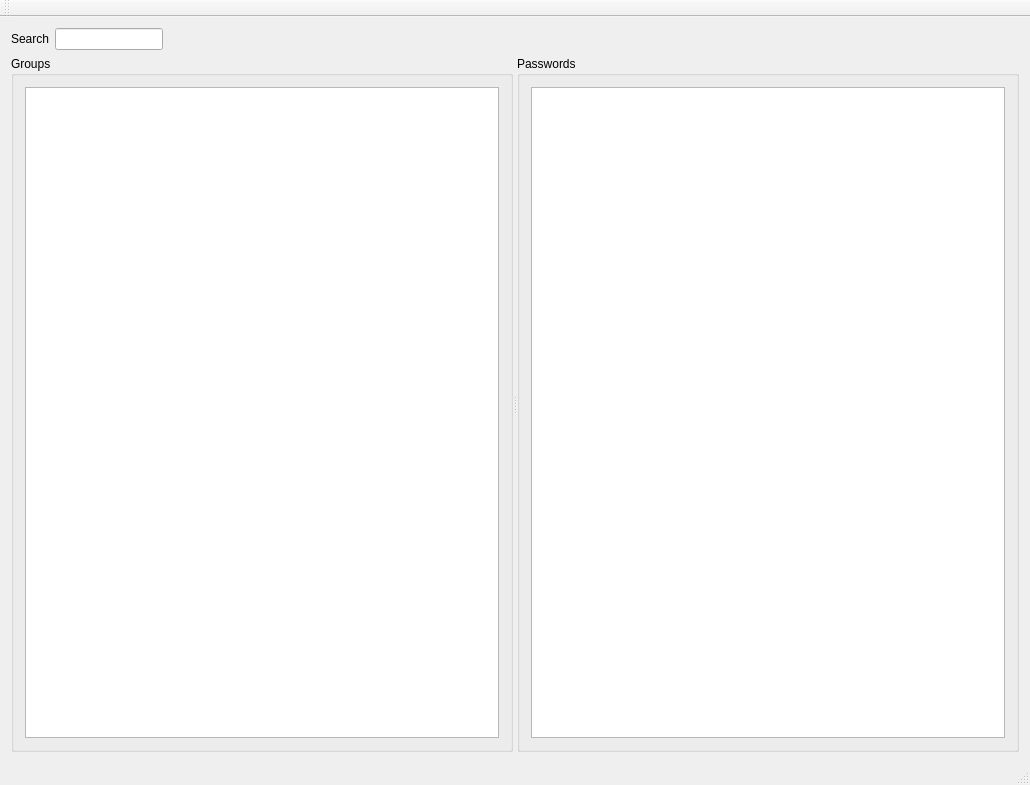
This is mainwindow.ui in hiviah/TrezorPass as Qt 5 draws it before an edit. The edited form follows.
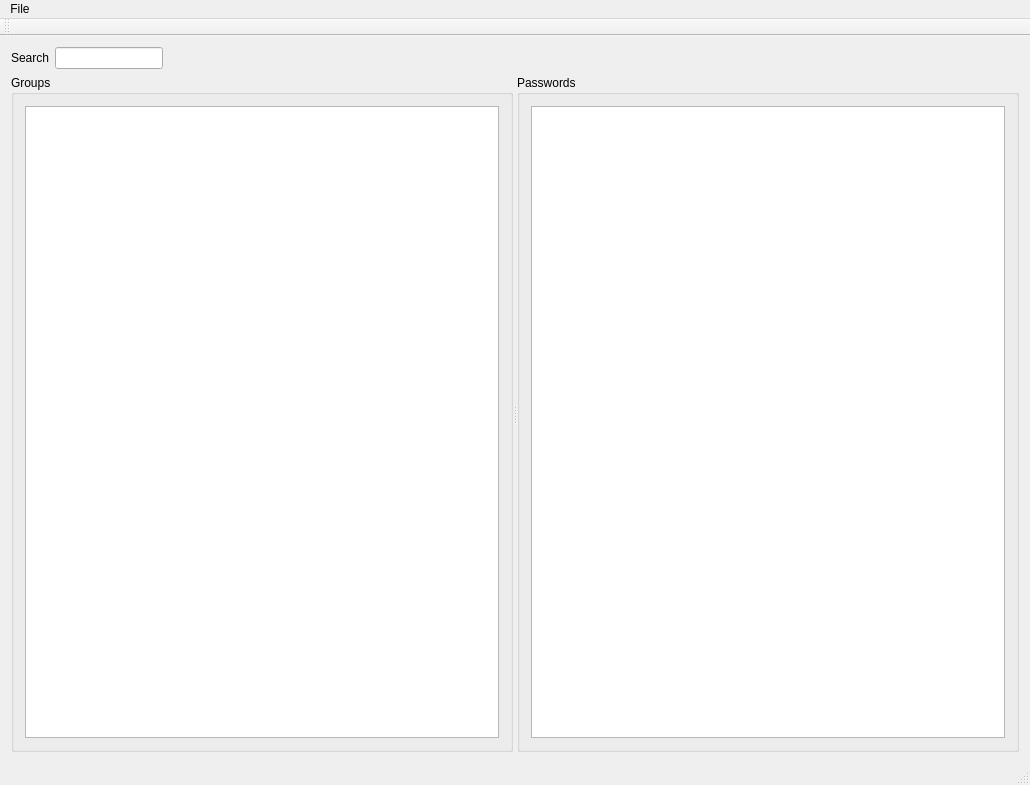
This is the edited form.

Commit message: Backup initialize dialog and menu

```diff
--- a/mainwindow.ui
+++ b/mainwindow.ui
@@ -115,6 +115,15 @@
      <height>28</height>
     </rect>
    </property>
+   <widget class="QMenu" name="menuFile">
+    <property name="title">
+     <string>File</string>
+    </property>
+    <addaction name="actionBackup"/>
+    <addaction name="separator"/>
+    <addaction name="actionQuit"/>
+   </widget>
+   <addaction name="menuFile"/>
   </widget>
   <widget class="QToolBar" name="mainToolBar">
    <attribute name="toolBarArea">
```
Left out of the diff: 10 changed lines with no effect on the pictures. The commit also changes 2 other files.
